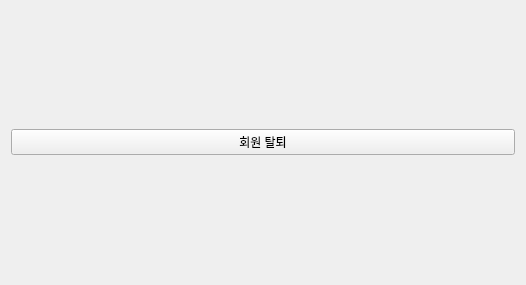
Before: the Qt Designer form user_mainpage.ui in wnghks7787/veda_project1, drawn with Qt 5.
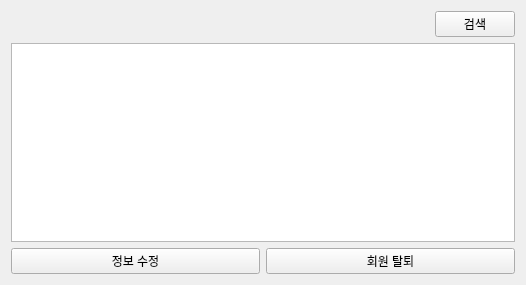
After: the same form once the commit is applied.

Diff of the .ui file:
```diff
--- a/user_mainpage.ui
+++ b/user_mainpage.ui
@@ -13,17 +13,48 @@
   <property name="windowTitle">
    <string>Form</string>
   </property>
-  <layout class="QGridLayout" name="gridLayout_2">
-   <item row="0" column="0">
-    <layout class="QGridLayout" name="gridLayout"/>
+  <layout class="QGridLayout" name="gridLayout">
+   <item row="0" column="0" colspan="2">
+    <layout class="QGridLayout" name="gridLayout_2">
+     <item row="2" column="1">
+      <widget class="QPushButton" name="pushButton_3">
+       <property name="text">
+        <string>검색</string>
+       </property>
+      </widget>
+     </item>
+     <item row="2" column="0">
+      <spacer name="horizontalSpacer">
+       <property name="orientation">
+        <enum>Qt::Orientation::Horizontal</enum>
+       </property>
+       <property name="sizeHint" stdset="0">
+        <size>
+         <width>40</width>
+         <height>20</height>
+        </size>
+       </property>
+      </spacer>
+     </item>
+     <item row="3" column="0" colspan="2">
+      <widget class="QListView" name="listView"/>
+     </item>
+    </layout>
    </item>
-   <item row="1" column="0">
+   <item row="1" column="1">
     <widget class="QPushButton" name="pushButton">
      <property name="text">
       <string>회원 탈퇴</string>
      </property>
     </widget>
    </item>
+   <item row="1" column="0">
+    <widget class="QPushButton" name="pushButton_2">
+     <property name="text">
+      <string>정보 수정</string>
+     </property>
+    </widget>
+   </item>
   </layout>
  </widget>
  <resources/>
```
Left out of the diff: 4 changed lines with no effect on the pictures.
